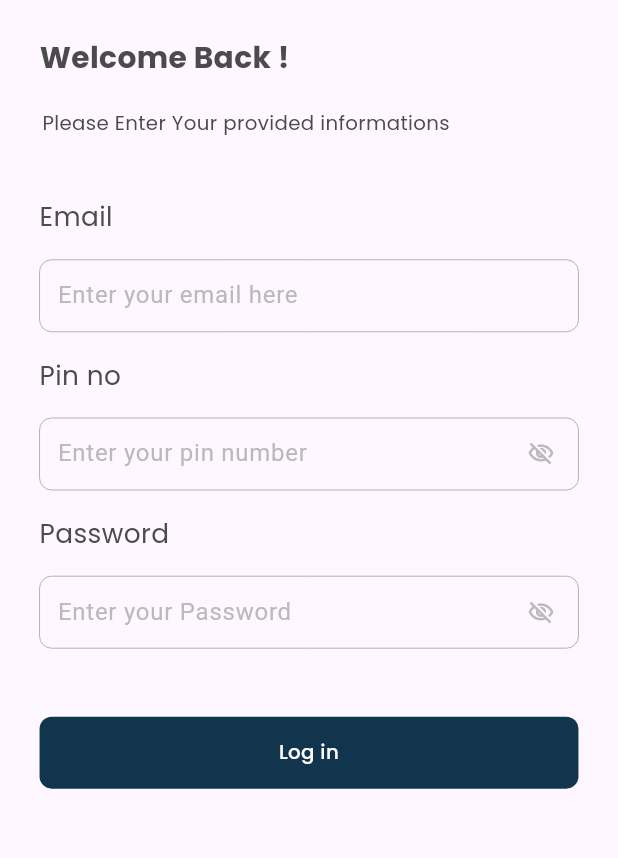
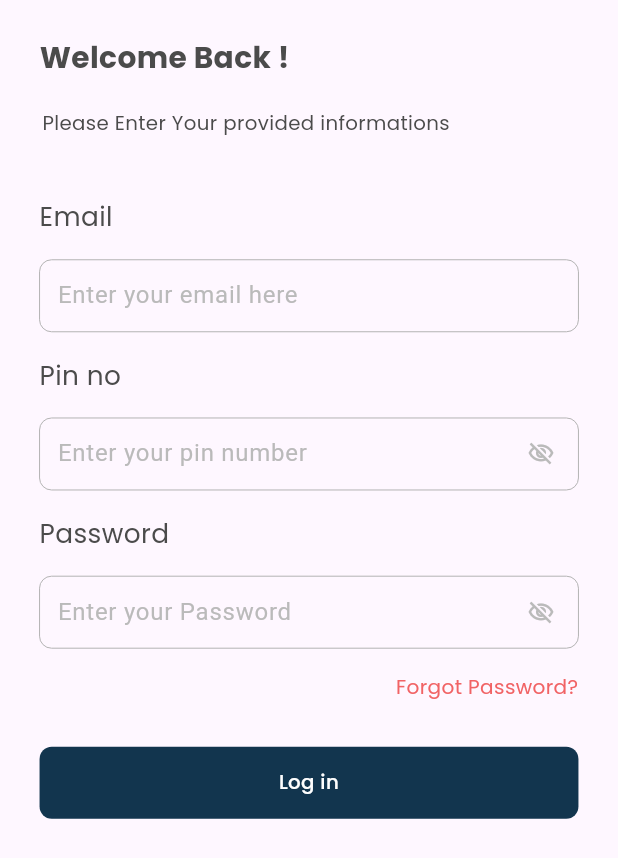
Before and after one commit to bdCalling-Sdt-hub/dentist, a Flutter app: the screen it shows after launch, after a tap on "Get Started", on a phone screen of 412 x 824 dp. Shown: the top 858 px of the screen. Run offline on Flutter 3.47's test engine with Material 3 defaults, Android fonts, the phone set to English and light mode, and no system bars; our stand-ins replace carousel_slider, connectivity_plus, dots_indicator, flutter_screenutil, flutter_spinkit, flutter_svg and 5 more; statements that could not run were skipped; project files that could hold a hidden picture were left out.

Commit message:
my_first_commit

```diff
--- a/lib/core/app_routes/app_routes.dart
+++ b/lib/core/app_routes/app_routes.dart
@@ -1,3 +1,5 @@
+import 'package:dentist/view/screens/ForgotPasswordScreen/forgot_password.dart';
+import 'package:dentist/view/screens/ForgotPasswordScreen/otp_screen.dart';
 import 'package:dentist/view/screens/about_us/about_us.dart';
 import 'package:dentist/view/screens/authentication/sign_in.dart';
 import 'package:dentist/view/screens/change_pass/change_pass.dart';
@@ -84,11 +86,12 @@ class AppRoute {
   ///============================ Change Pass ==========================
   static const String changePass = "/changePass";
 
-//
-//
-//
-//
-//
+  ///============================ Forgot Password ==========================
+  static const String forgotPassScreen = "/forgotPassScreen";
+  static const String otpScreen = "/otpScreen";
+
+
+
   static List<GetPage> routes = [
     ///==================== Initial Routes ====================
 
@@ -152,5 +155,11 @@ class AppRoute {
 
     ///============================ Change Pass ==========================
     GetPage(name: changePass, page: () => const ChangePass()),
+
+    ///============================ Forgot Pass ==========================
+    GetPage(name: forgotPassScreen, page: () =>  ForgotPasswordScreen()),
+    GetPage(name: otpScreen, page: () =>  OtpScreen()),
+
+
   ];
 }
--- a/lib/utils/AppColors/app_colors.dart
+++ b/lib/utils/AppColors/app_colors.dart
@@ -3,6 +3,7 @@ import 'dart:ui';
 class AppColors {
   ///======================== Blue Series ===========================
 
+  static const Color dividerColor = Color(0xffC5C5C5);
   static const Color green50 = Color(0xffe7ebed);
   static const Color green100 = Color(0xffb6c0c8);
   static const Color green200 = Color(0xff92a2ae);
@@ -17,6 +18,7 @@ class AppColors {
   ///======================== Blue Series ===========================
 
   static const Color additional = Color(0xffE2BCC1);
+  static const Color redColor = Color(0xffF16365);
 
   ///======================== Loght Series ===========================
 
--- a/lib/utils/StaticString/static_string.dart
+++ b/lib/utils/StaticString/static_string.dart
@@ -14,6 +14,7 @@ class AppStaticStrings {
   static const welcomeBack = "Welcome Back !";
   static const pleaseEnterYour = "Please Enter Your provided informations ";
   static const email = "Email";
+  static const emailConfirmation = "Email Confirmation";
   static const enterYourEmail = "Enter your email here";
   static const enterYourContact = "Enter your contact here";
   static const enterYourDateOfBirth = "Enter your date of birth here";
@@ -96,4 +97,5 @@ class AppStaticStrings {
   static const writeYourMessage = "Write your message";
 
   static const memberShipPackage = "Membership Package";
+  static const fieldCantBeEmpty = "Field Can't Be Empty";
 }
--- a/lib/view/screens/authentication/sign_in.dart
+++ b/lib/view/screens/authentication/sign_in.dart
@@ -1,4 +1,5 @@
 import 'package:dentist/core/app_routes/app_routes.dart';
+import 'package:dentist/utils/AppColors/app_colors.dart';
 import 'package:dentist/utils/StaticString/static_string.dart';
 import 'package:dentist/view/widgets/custom_button/custom_button.dart';
 import 'package:dentist/view/widgets/custom_text/custom_text.dart';
@@ -122,10 +123,27 @@ class SignInScreen extends StatelessWidget {
                       ),
 
                       SizedBox(
-                        height: 45.h,
+                        height:16.h,
                       ),
                     ],
                   )),
+
+                 Align(
+                   alignment: AlignmentDirectional.centerEnd,
+                   child: GestureDetector(
+                     onTap:(){
+                     Get.toNamed(AppRoute.forgotPassScreen);
+                     },
+                    child:CustomText(
+                      text:"Forgot Password?",
+                      fontWeight:FontWeight.w400 ,
+                      fontSize: 12.h,
+                      color: AppColors.redColor,
+                      bottom:30.h,
+
+                    ),
+                   )
+                 ),
 
               ///<============================== Login Button ====================================>
 
```
Also changed, not shown: lib/view/screens/ForgotPasswordScreen/forgot_password.dart (added, +105 -0 lines), lib/view/screens/ForgotPasswordScreen/otp_screen.dart (added, +13 -0 lines), pubspec.lock.
